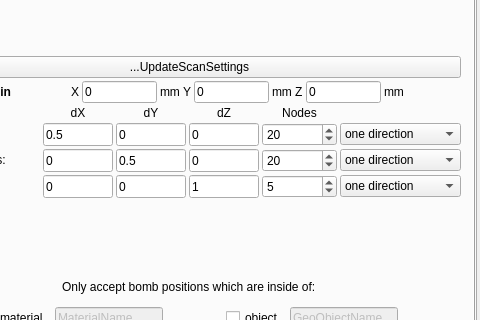
andrmor/ANTS3bundle, file ants3bundle/src/ants3/gui/photsim/aphotsimwin.ui: the form before one commit; both pictures show x 101 to 581 and y 108 to 428 of the 581 by 679 pixel window.
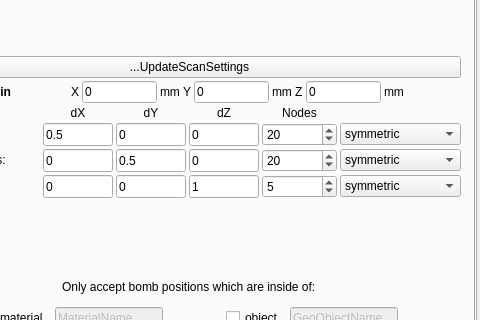
The form after the commit. The open tabs and pages were chosen to show the change. Custom widgets are drawn as their Qt base class.

Commit message: fix bug in bomb/grid indication (symmetric<->one direction)

Diff of the .ui file:
```diff
--- a/ants3bundle/src/ants3/gui/photsim/aphotsimwin.ui
+++ b/ants3bundle/src/ants3/gui/photsim/aphotsimwin.ui
@@ -1745,7 +1745,7 @@
                    <widget class="QComboBox" name="cob0dir">
                     <item>
                      <property name="text">
-                      <string>one direction</string>
+                      <string>symmetric</string>
                      </property>
                     </item>
                     <item>
@@ -1836,7 +1836,7 @@
                     </property>
                     <item>
                      <property name="text">
-                      <string>one direction</string>
+                      <string>symmetric</string>
                      </property>
                     </item>
                     <item>
@@ -1927,7 +1927,7 @@
                     </property>
                     <item>
                      <property name="text">
-                      <string>one direction</string>
+                      <string>symmetric</string>
                      </property>
                     </item>
                     <item>
```
Left out of the diff: 6 changed lines with no effect on the pictures.
